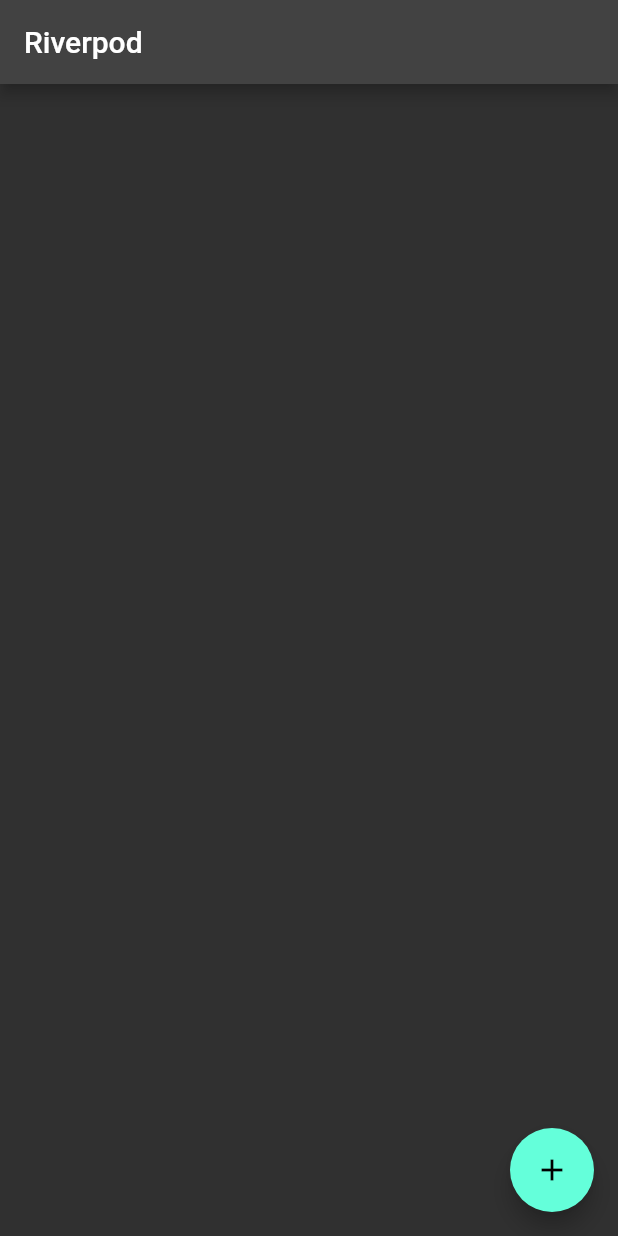
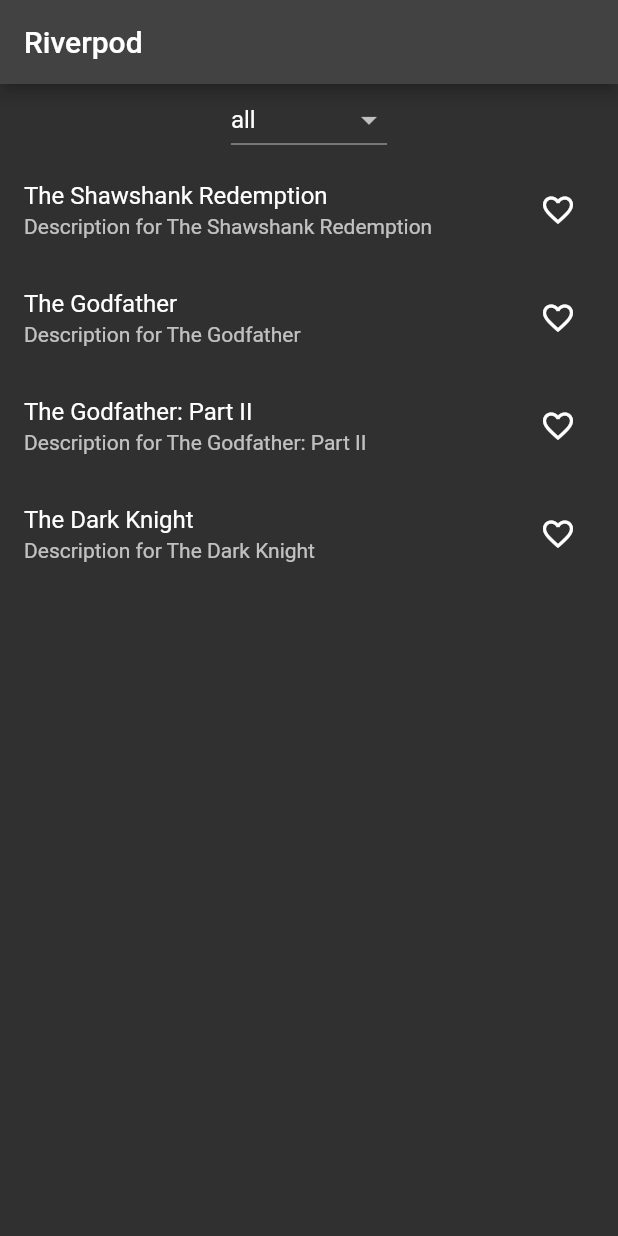
Before and after one commit to DangTuCS/riverpod2, a Flutter app: the screen it shows after launch, on a phone screen of 412 x 824 dp. Run offline on Flutter 3.47's test engine with Material 2 defaults, Android fonts, the phone set to English and light mode, and no system bars; our stand-ins replace hooks_riverpod.

Commit message:
6th_example

```diff
--- a/lib/main.dart
+++ b/lib/main.dart
@@ -1,7 +1,4 @@
-import 'dart:collection';
-
 import 'package:flutter/material.dart';
-import 'package:flutter_slidable/flutter_slidable.dart';
 import 'package:hooks_riverpod/hooks_riverpod.dart';
 import 'package:uuid/uuid.dart';
 
@@ -35,189 +32,190 @@ class HomePage extends ConsumerWidget {
       appBar: AppBar(
         title: const Text('Riverpod'),
       ),
-      body: Consumer(
-        builder: (context, ref, child) {
-          final dataModel = ref.watch(peopleProvider);
-          return ListView.builder(
-            itemCount: dataModel.count,
-            itemBuilder: (context, index) {
-              final person = dataModel.people[index];
-              return Slidable(
-                endActionPane: ActionPane(
-                  motion: const StretchMotion(),
-                  children: [
-                    SlidableAction(
-                      onPressed: (context) {
-                        dataModel.remove(person);
-                      },
-                      icon: Icons.delete,
-                    ),
-                  ],
-                ),
-                child: ListTile(
-                  title: GestureDetector(
-                    onTap: () async {
-                      final updatedPerson = await createOrUpdatePersonDialog(
-                        context,
-                        person,
-                      );
-                      if (updatedPerson != null) {
-                        dataModel.update(updatedPerson);
-                      }
-                    },
-                    child: Text(person.displayName),
-                  ),
-                ),
-              );
-            },
-          );
-        },
-      ),
-      floatingActionButton: FloatingActionButton(
-        onPressed: () async {
-          final person = await createOrUpdatePersonDialog(context, null);
-          if (person != null) {
-            final dataModel = ref.read(peopleProvider);
-            dataModel.addPerson(person);
-          }
-        },
-        child: const Icon(Icons.add),
+      body: Column(
+        children: [
+          const FilterWidget(),
+          Consumer(builder: (context,ref,child){
+            final filter = ref.watch(favoriteStatusProvider);
+            switch (filter){
+              case FavoriteStatus.all:
+                return FilmsList(provider: allFilmsProvider);
+              case FavoriteStatus.favorite:
+                return FilmsList(provider: favoriteFilmsProvider);
+              case FavoriteStatus.notFavorite:
+                return FilmsList(provider: notFavoriteFilmsProvider);
+            }
+          }),
+        ],
       ),
     );
   }
 }
 
-@immutable
-class Person {
-  final String name;
-  final int age;
-  final String uuid;
+class FilmsList extends ConsumerWidget {
+  final AlwaysAliveProviderBase<Iterable<Film>> provider;
 
-  Person({
-    required this.name,
-    required this.age,
-    String? uuid,
-  }) : uuid = uuid ?? const Uuid().v4();
-
-  Person updated([String? name, int? age]) => Person(
-        name: name ?? this.name,
-        age: age ?? this.age,
-        uuid: uuid,
-      );
-
-  String get displayName => '$name ($age years old)';
+  const FilmsList({
+    Key? key,
+    required this.provider,
+  }) : super(key: key);
 
   @override
-  bool operator ==(covariant Person other) => uuid == other.uuid;
-
-  @override
-  int get hashCode => uuid.hashCode;
-
-  @override
-  String toString() => 'Person(name: $name, age: $age, uuid: $uuid)';
-}
-
-class DataModel extends ChangeNotifier {
-  final List<Person> _people = [];
-
-  int get count => _people.length;
-
-  UnmodifiableListView<Person> get people => UnmodifiableListView(_people);
-
-  void addPerson(Person person) {
-    _people.add(person);
-    notifyListeners();
-  }
-
-  void remove(Person person) {
-    _people.remove(person);
-    notifyListeners();
-  }
-
-  void update(Person updatedPerson) {
-    final index = _people.indexOf(updatedPerson);
-    final oldPerson = _people[index];
-    if (oldPerson.name != updatedPerson.name ||
-        oldPerson.age != updatedPerson.age) {
-      _people[index] = oldPerson.updated(
-        updatedPerson.name,
-        updatedPerson.age,
-      );
-      notifyListeners();
-    }
+  Widget build(BuildContext context, WidgetRef ref) {
+    final films = ref.watch(provider);
+    return Expanded(
+      child: ListView.builder(
+        itemCount: films.length,
+        itemBuilder: (context, index) {
+          final film = films.elementAt(index);
+          final favoriteIcon = film.isFavorite
+              ? const Icon(Icons.favorite)
+              : const Icon(Icons.favorite_border);
+          return ListTile(
+            title: Text(film.title),
+            subtitle: Text(film.description),
+            trailing: IconButton(
+              icon: favoriteIcon,
+              onPressed: () {
+                final isFavorite = !film.isFavorite;
+                ref
+                    .read(allFilmsProvider.notifier)
+                    .update(film: film, isFavorite: isFavorite);
+              },
+            ),
+          );
+        },
+      ),
+    );
   }
 }
 
-final peopleProvider = ChangeNotifierProvider((ref) => DataModel());
+class FilterWidget extends StatelessWidget {
+  const FilterWidget({Key? key}) : super(key: key);
 
-final nameController = TextEditingController();
-final ageController = TextEditingController();
+  @override
+  Widget build(BuildContext context) {
+    return Consumer(builder: (context, ref, child) {
+      return DropdownButton(
+        value: ref.watch(favoriteStatusProvider),
+        items: FavoriteStatus.values
+            .map(
+              (fs) => DropdownMenuItem(
+                value: fs,
+                child: Text(
+                  fs.toString().split('.').last,
+                ),
+              ),
+            )
+            .toList(),
+        onChanged: (FavoriteStatus? fs) {
+          ref.read(favoriteStatusProvider.state).state = fs!;
+        },
+      );
+    });
+  }
+}
 
-Future<Person?> createOrUpdatePersonDialog(
-  BuildContext context,
-  Person? existingPerson,
-) async {
-  String? name = existingPerson?.name;
-  int? age = existingPerson?.age;
+@immutable
+class Film {
+  final String id;
+  final String title;
+  final String description;
+  final bool isFavorite;
 
-  nameController.text = name ?? '';
-  ageController.text = age?.toString() ?? '';
+  Film({
+    String? id,
+    required this.title,
+    required this.description,
+    required this.isFavorite,
+  }) : id = id ?? const Uuid().v4();
 
-  return showDialog<Person?>(
-      context: context,
-      builder: (context) {
-        return AlertDialog(
-          title: const Text('Create a person'),
-          content: Column(
-            mainAxisSize: MainAxisSize.min,
-            children: [
-              TextField(
-                controller: nameController,
-                decoration: const InputDecoration(
-                  hintText: 'Enter name here...',
-                ),
-                onChanged: (value) => name = value,
-              ),
-              TextField(
-                controller: ageController,
-                decoration: const InputDecoration(
-                  hintText: 'Enter age here...',
-                ),
-                keyboardType: TextInputType.number,
-                onChanged: (value) => age = int.tryParse(value),
-              ),
-            ],
-          ),
-          actions: [
-            TextButton(
-              onPressed: () => Navigator.of(context).pop(),
-              child: const Text('Cancel'),
-            ),
-            TextButton(
-              onPressed: () {
-                if (name != null && age != null) {
-                  if (existingPerson != null) {
-                    final newPerson = existingPerson.updated(
-                      name,
-                      age,
-                    );
-                    Navigator.of(context).pop(newPerson);
-                  } else {
-                    // no existing person, create a new one
-                    Navigator.of(context).pop(
-                      Person(
-                        name: name!,
-                        age: age!,
-                      ),
-                    );
-                  }
-                } else {
-                  Navigator.of(context).pop();
-                }
-              },
-              child: const Text('Create'),
-            ),
-          ],
-        );
-      });
+  @override
+  bool operator ==(Object other) =>
+      identical(this, other) ||
+      other is Film &&
+          runtimeType == other.runtimeType &&
+          id == other.id &&
+          isFavorite == other.isFavorite;
+
+  @override
+  int get hashCode => id.hashCode ^ isFavorite.hashCode;
+
+  @override
+  String toString() {
+    return 'Film{id: $id, title: $title, description: $description, isFavorite: $isFavorite}';
+  }
+
+  Film copy({
+    required bool isFavorite,
+  }) {
+    return Film(
+      id: id,
+      title: title,
+      description: description,
+      isFavorite: isFavorite,
+    );
+  }
 }
+
+final allFilms = [
+  Film(
+    title: 'The Shawshank Redemption',
+    description: 'Description for The Shawshank Redemption',
+    isFavorite: false,
+  ),
+  Film(
+    title: 'The Godfather',
+    description: 'Description for The Godfather',
+    isFavorite: false,
+  ),
+  Film(
+    title: 'The Godfather: Part II',
+    description: 'Description for The Godfather: Part II',
+    isFavorite: false,
+  ),
+  Film(
+    title: 'The Dark Knight',
+    description: 'Description for The Dark Knight',
+    isFavorite: false,
+  ),
+];
+
+class FilmsNotifier extends StateNotifier<List<Film>> {
+  FilmsNotifier() : super(allFilms);
+
+  void update({
+    required Film film,
+    required bool isFavorite,
+  }) {
+    state = state
+        .map(
+          (thisFilm) => thisFilm.id == film.id
+              ? thisFilm.copy(isFavorite: isFavorite)
+              : thisFilm,
+        )
+        .toList();
+  }
+}
+
+enum FavoriteStatus {
+  all,
+  favorite,
+  notFavorite,
+}
+
+final favoriteStatusProvider = StateProvider(
+  (ref) => FavoriteStatus.all,
+);
+
+final allFilmsProvider = StateNotifierProvider<FilmsNotifier, List<Film>>(
+  (ref) => FilmsNotifier(),
+);
+
+final favoriteFilmsProvider = Provider<Iterable<Film>>(
+  (ref) => ref.watch(allFilmsProvider).where((film) => film.isFavorite),
+);
+
+final notFavoriteFilmsProvider = Provider<Iterable<Film>>(
+  (ref) => ref.watch(allFilmsProvider).where((film) => !film.isFavorite),
+);
```
